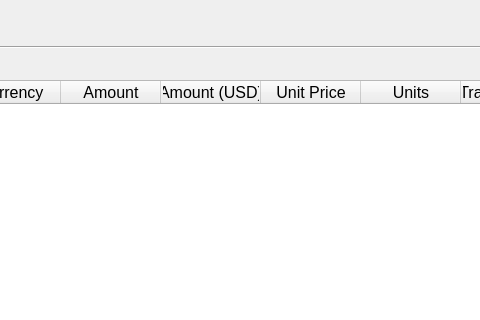
First picture: the form in src/ui/transaction_history.ui, repository IsaacCheng9/trading-portfolio-tracker, before the edit; both pictures show x 550 to 1030 and y 0 to 320 of the 1350 by 800 pixel window.
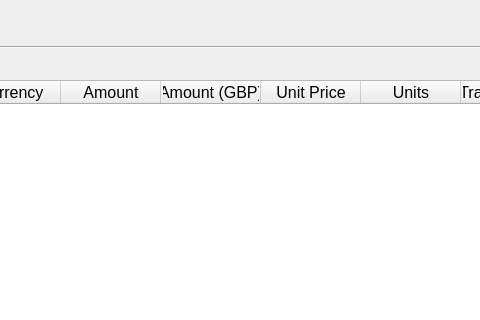
Second picture: the form after the edit.

Commit message: Update UI to include converted currency

Diff of the .ui file:
```diff
--- a/src/ui/transaction_history.ui
+++ b/src/ui/transaction_history.ui
@@ -146,7 +146,7 @@
       </column>
       <column>
        <property name="text">
-        <string>Amount (USD)</string>
+        <string>Amount (GBP)</string>
        </property>
       </column>
       <column>
```
The commit also changes 4 other files.
